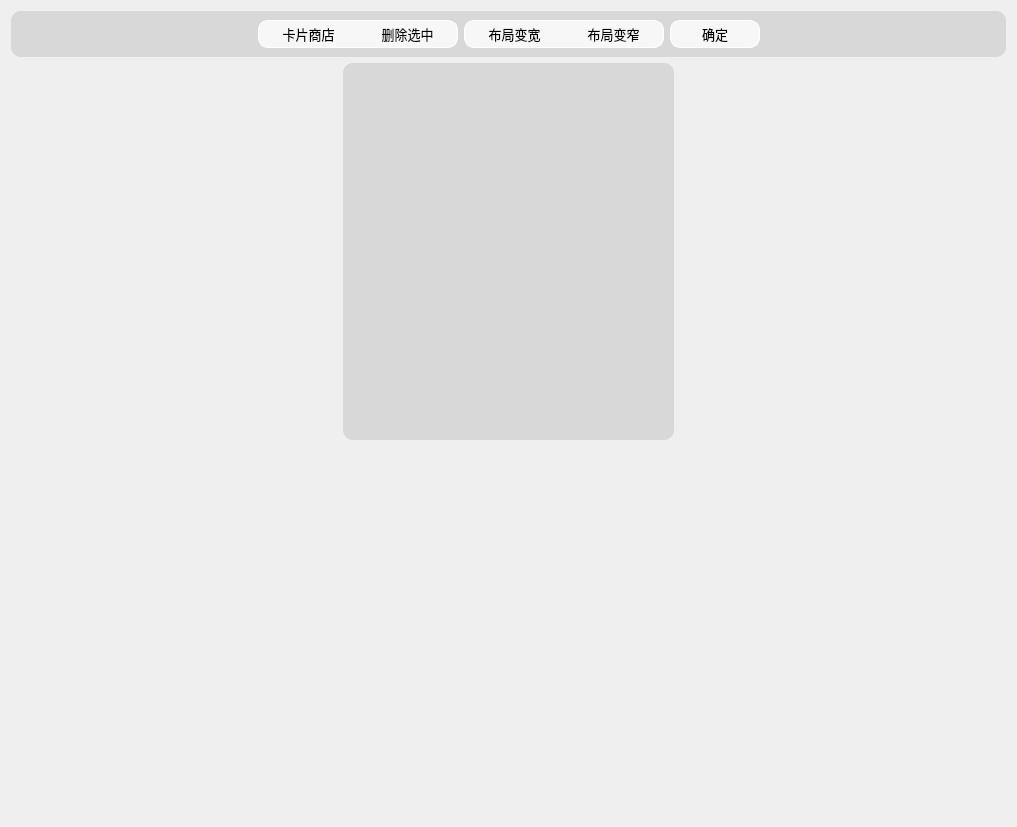
The window that src/card/main_card/SettingCard/setting/card_permutation_form.ui (baby7/agile-tiles) describes before a commit, drawn with Qt 5.
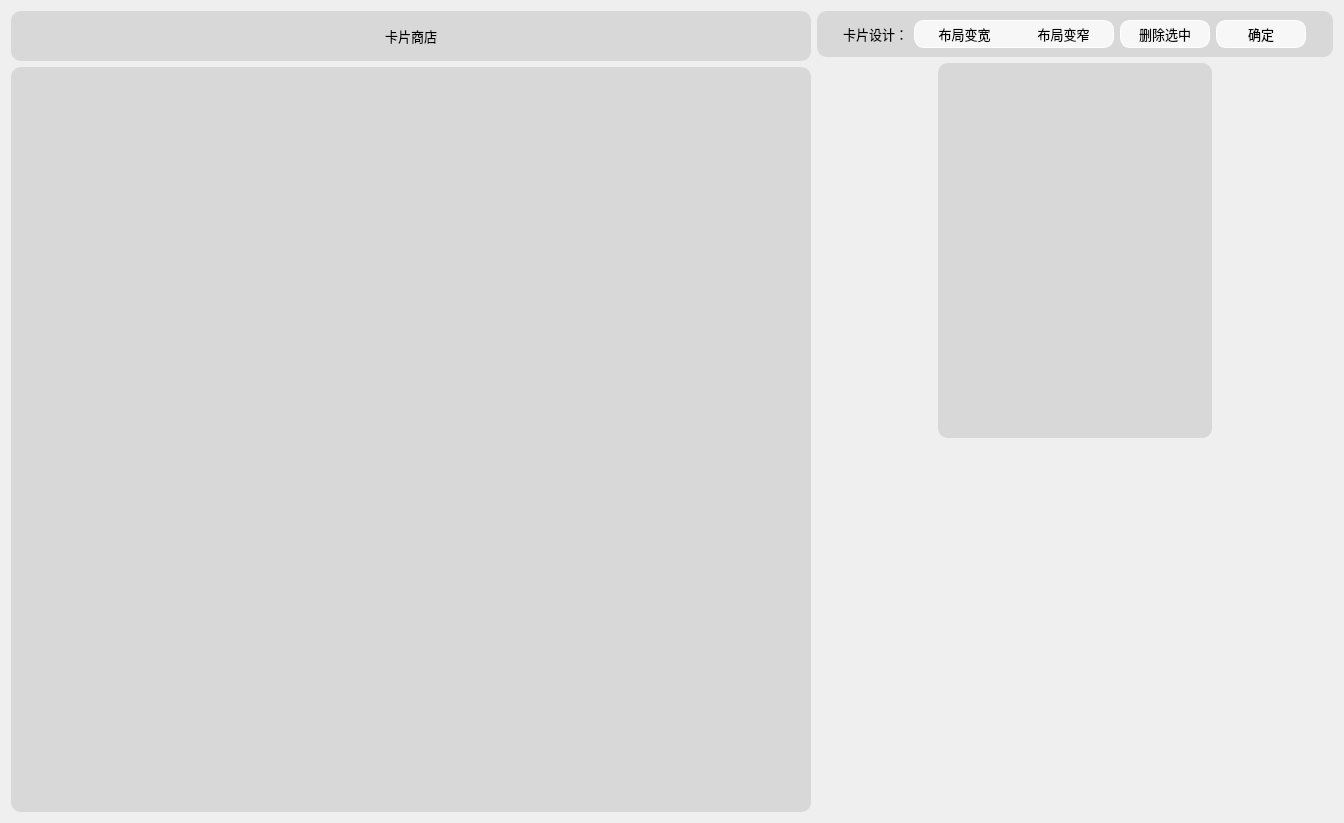
The same window after the commit.

Diff of the .ui file:
```diff
--- a/src/card/main_card/SettingCard/setting/card_permutation_form.ui
+++ b/src/card/main_card/SettingCard/setting/card_permutation_form.ui
@@ -6,8 +6,8 @@
    <rect>
     <x>0</x>
     <y>0</y>
-    <width>1017</width>
-    <height>827</height>
+    <width>1344</width>
+    <height>823</height>
    </rect>
   </property>
   <property name="minimumSize">
@@ -19,8 +19,149 @@
   <property name="windowTitle">
    <string>Form</string>
   </property>
+  <layout class="QGridLayout" name="gridLayout_3">
+   <item row="0" column="0">
+    <layout class="QHBoxLayout" name="main_card_layout">
+     <item>
+      <layout class="QVBoxLayout" name="verticalLayout_2">
+       <item>
+        <layout class="QVBoxLayout" name="verticalLayout">
+         <item>
+          <widget class="QWidget" name="widget_menu_store" native="true">
+           <property name="minimumSize">
+            <size>
+             <width>0</width>
+             <height>0</height>
+            </size>
+           </property>
+           <property name="maximumSize">
+            <size>
+             <width>16777215</width>
+             <height>50</height>
+            </size>
+           </property>
+           <property name="font">
+            <font>
+             <family>思源黑体</family>
+             <pointsize>10</pointsize>
+            </font>
+           </property>
+           <property name="styleSheet">
+            <string notr="true">QWidget {
+    border-style: solid;
+    border-radius: 10px;
+    border: 0px solid black;
+    color: rgb(0, 0, 0);
+    border-color: rgba(255, 255, 255, 1);
+    background-color: rgba(0, 0, 0,25);
+}</string>
+           </property>
+           <layout class="QGridLayout" name="gridLayout_9">
+            <item row="0" column="0">
+             <layout class="QHBoxLayout" name="horizontalLayout_6">
+              <item>
+               <spacer name="horizontalSpacer_5">
+                <property name="orientation">
+                 <enum>Qt::Horizontal</enum>
+                </property>
+                <property name="sizeHint" stdset="0">
+                 <size>
+                  <width>40</width>
+                  <height>20</height>
+                 </size>
+                </property>
+               </spacer>
+              </item>
+              <item>
+               <widget class="QLabel" name="label">
+                <property name="minimumSize">
+                 <size>
+                  <width>0</width>
+                  <height>28</height>
+                 </size>
+                </property>
+                <property name="font">
+                 <font>
+                  <pointsize>10</pointsize>
+                 </font>
+                </property>
+                <property name="styleSheet">
+                 <string notr="true">border-radius: 10px;
+border: none;
+background: rgba(0, 0, 0, 0);
+text-align:center;</string>
+                </property>
+                <property name="text">
+                 <string>卡片商店</string>
+                </property>
+                <property name="alignment">
+                 <set>Qt::AlignCenter</set>
+                </property>
+               </widget>
+              </item>
+              <item>
+               <spacer name="horizontalSpacer_6">
+                <property name="orientation">
+                 <enum>Qt::Horizontal</enum>
+                </property>
+                <property name="sizeHint" stdset="0">
+                 <size>
+                  <width>40</width>
+                  <height>20</height>
+                 </size>
+                </property>
+               </spacer>
+              </item>
+             </layout>
+            </item>
+           </layout>
+          </widget>
+         </item>
+         <item>
+          <widget class="QWidget" name="widget_card_store" native="true">
+           <property name="minimumSize">
+            <size>
+             <width>800</width>
+             <height>0</height>
+            </size>
+           </property>
+           <property name="maximumSize">
+            <size>
+             <width>1000</width>
+             <height>16777215</height>
+            </size>
+           </property>
+           <property name="font">
+            <font>
+             <family>思源黑体</family>
+             <pointsize>10</pointsize>
+            </font>
+           </property>
+           <property name="styleSheet">
+            <string notr="true">QWidget {
+    border-style: solid;
+    border-radius: 10px;
+    border: 0px solid black;
+    color: rgb(0, 0, 0);
+    border-color: rgba(255, 255, 255, 1);
+    background-color: rgba(0, 0, 0,25);
+}</string>
+           </property>
   <layout class="QGridLayout" name="gridLayout_2">
+            <property name="sizeConstraint">
+             <enum>QLayout::SetDefaultConstraint</enum>
+            </property>
    <item row="0" column="0">
+             <layout class="QVBoxLayout" name="layout_card_store"/>
+            </item>
+           </layout>
+          </widget>
+         </item>
+        </layout>
+       </item>
+      </layout>
+     </item>
+     <item>
     <layout class="QVBoxLayout" name="manage_card_layout">
      <item>
       <widget class="QWidget" name="widget_menu" native="true">
@@ -33,7 +174,7 @@
        <property name="maximumSize">
         <size>
          <width>16777215</width>
-         <height>60</height>
+           <height>50</height>
         </size>
        </property>
        <property name="font">
@@ -69,99 +210,21 @@
            </spacer>
           </item>
           <item>
-           <widget class="QWidget" name="widget_left" native="true">
-            <property name="minimumSize">
-             <size>
-              <width>200</width>
-              <height>0</height>
-             </size>
+             <widget class="QLabel" name="label_2">
+              <property name="font">
+               <font>
+                <pointsize>10</pointsize>
+               </font>
             </property>
             <property name="styleSheet">
-             <string notr="true">QWidget {
-border-style: solid;
-border-radius: 10px;
-border: 1px solid white;
-background-color:rgba(255, 255, 255, 200);
-}</string>
-            </property>
-            <layout class="QGridLayout" name="gridLayout_8">
-             <property name="leftMargin">
-              <number>4</number>
-             </property>
-             <property name="topMargin">
-              <number>4</number>
-             </property>
-             <property name="rightMargin">
-              <number>4</number>
-             </property>
-             <property name="bottomMargin">
-              <number>4</number>
-             </property>
-             <item row="0" column="1">
-              <layout class="QHBoxLayout" name="horizontalLayout_2">
-               <item>
-                <widget class="QPushButton" name="add_btn">
-                 <property name="minimumSize">
-                  <size>
-                   <width>0</width>
-                   <height>20</height>
-                  </size>
-                 </property>
-                 <property name="maximumSize">
-                  <size>
-                   <width>16777215</width>
-                   <height>16777215</height>
-                  </size>
-                 </property>
-                 <property name="styleSheet">
-                  <string notr="true">QPushButton {
-border-radius: 10px;
+               <string notr="true">border-radius: 10px;
 border: none;
 background: rgba(0, 0, 0, 0);
-text-align:center;
-}
-QPushButton:hover {
-font-weight: bold;
-}</string>
+text-align:center;</string>
                  </property>
                  <property name="text">
-                  <string>卡片商店</string>
-                 </property>
-                </widget>
-               </item>
-               <item>
-                <widget class="QPushButton" name="delete_btn">
-                 <property name="minimumSize">
-                  <size>
-                   <width>0</width>
-                   <height>20</height>
-                  </size>
-                 </property>
-                 <property name="maximumSize">
-                  <size>
-                   <width>16777215</width>
-                   <height>16777215</height>
-                  </size>
-                 </property>
-                 <property name="styleSheet">
-                  <string notr="true">QPushButton {
-border-radius: 10px;
-border: none;
-background: rgba(0, 0, 0, 0);
-text-align:center;
-}
-QPushButton:hover {
-font-weight: bold;
-}</string>
-                 </property>
-                 <property name="text">
-                  <string>删除选中</string>
-                 </property>
-                </widget>
-               </item>
-              </layout>
-             </item>
-            </layout>
+               <string>卡片设计：</string>
+              </property>
            </widget>
           </item>
           <item>
@@ -260,6 +323,72 @@
             </layout>
            </widget>
           </item>
+            <item>
+             <widget class="QWidget" name="widget_left" native="true">
+              <property name="minimumSize">
+               <size>
+                <width>90</width>
+                <height>0</height>
+               </size>
+              </property>
+              <property name="styleSheet">
+               <string notr="true">QWidget {
+border-style: solid;
+border-radius: 10px;
+border: 1px solid white;
+background-color:rgba(255, 255, 255, 200);
+}</string>
+              </property>
+              <layout class="QGridLayout" name="gridLayout_8">
+               <property name="leftMargin">
+                <number>4</number>
+               </property>
+               <property name="topMargin">
+                <number>4</number>
+               </property>
+               <property name="rightMargin">
+                <number>4</number>
+               </property>
+               <property name="bottomMargin">
+                <number>4</number>
+               </property>
+               <item row="0" column="1">
+                <layout class="QHBoxLayout" name="horizontalLayout_2">
+                 <item>
+                  <widget class="QPushButton" name="delete_btn">
+                   <property name="minimumSize">
+                    <size>
+                     <width>0</width>
+                     <height>20</height>
+                    </size>
+                   </property>
+                   <property name="maximumSize">
+                    <size>
+                     <width>16777215</width>
+                     <height>16777215</height>
+                    </size>
+                   </property>
+                   <property name="styleSheet">
+                    <string notr="true">QPushButton {
+border-radius: 10px;
+border: none;
+background: rgba(0, 0, 0, 0);
+text-align:center;
+}
+QPushButton:hover {
+font-weight: bold;
+}</string>
+                   </property>
+                   <property name="text">
+                    <string>删除选中</string>
+                   </property>
+                  </widget>
+                 </item>
+                </layout>
+               </item>
+              </layout>
+             </widget>
+            </item>
           <item>
            <widget class="QWidget" name="widget_right" native="true">
             <property name="minimumSize">
@@ -452,6 +581,8 @@
         </size>
        </property>
       </spacer>
+       </item>
+      </layout>
      </item>
     </layout>
    </item>
```
Left out of the diff: 2 changed lines with no effect on the pictures. Lines whose indentation alone changed are shown as unchanged.
